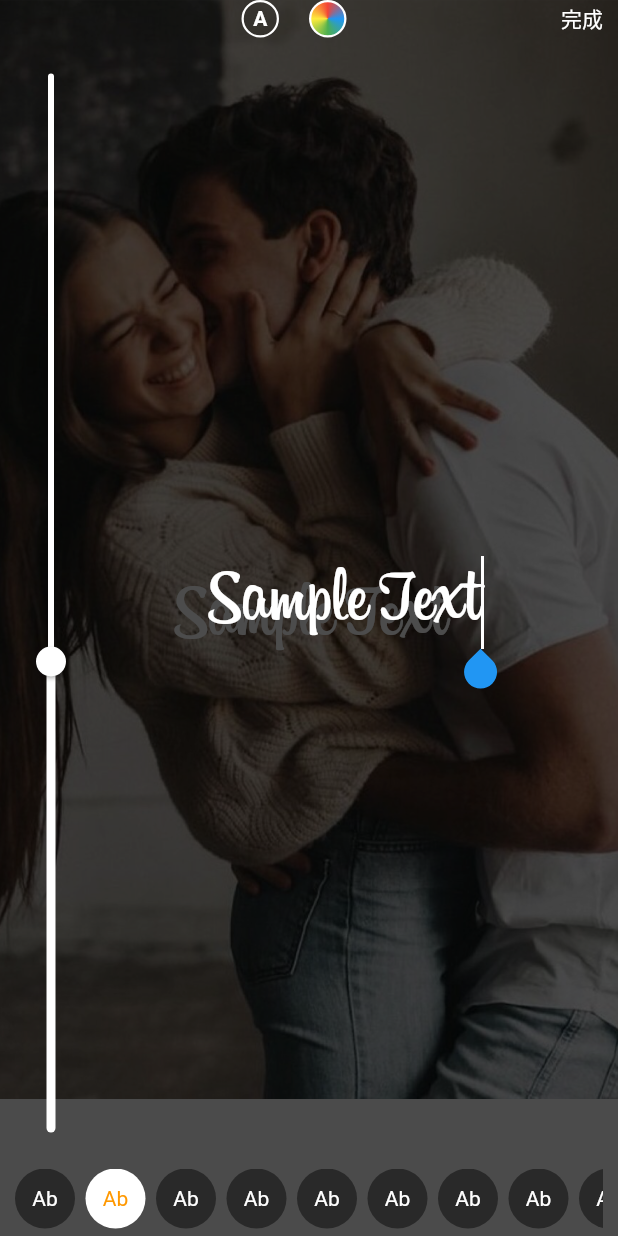
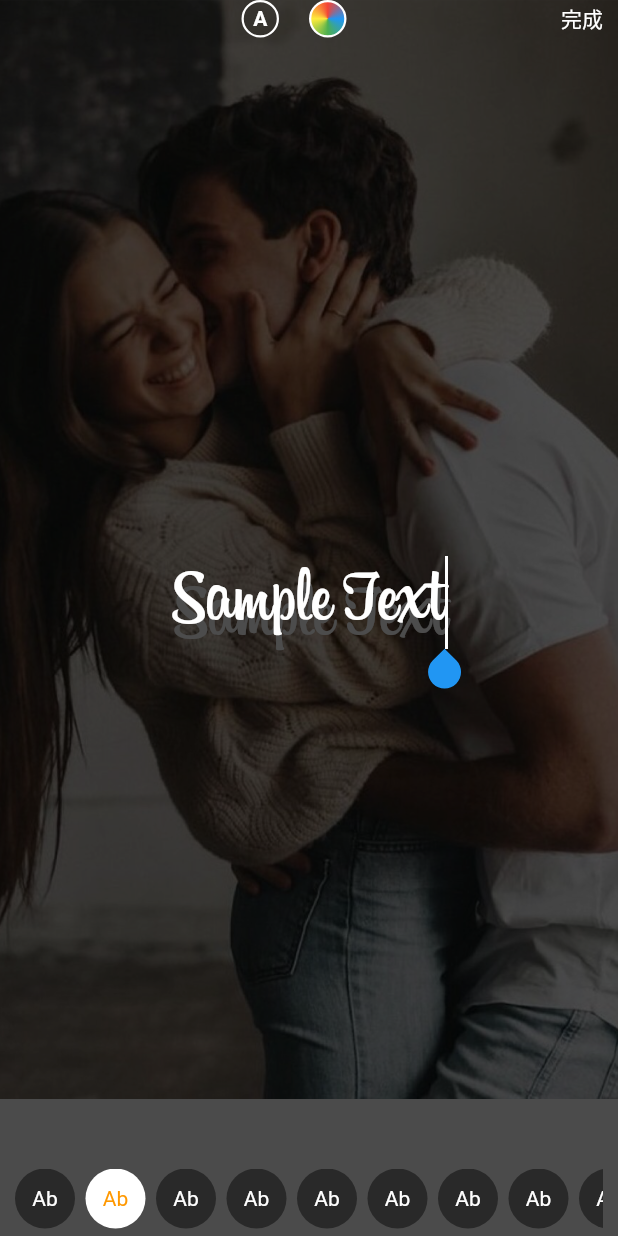
Before and after one commit to Mersheng/TextEdit, a Flutter app: the screen it shows after launch, after a tap on "Sample Text", on a phone screen of 412 x 824 dp. Run offline on Flutter 3.47's test engine with Material 2 defaults, Android fonts, the phone set to English and light mode, and no system bars.

Commit message:
隐藏内部放大

```diff
--- a/lib/text_editor.dart
+++ b/lib/text_editor.dart
@@ -178,10 +178,10 @@ class _TextEditorState extends State<TextEditor> {
             Expanded(
               child: Row(
                 children: [
-                  FontSize(
-                    minFontSize: widget.minFontSize!,
-                    maxFontSize: widget.maxFontSize!,
-                  ),
+                  // FontSize(
+                  //   minFontSize: widget.minFontSize!,
+                  //   maxFontSize: widget.maxFontSize!,
+                  // ),
                   Expanded(
                     child: Container(
                       child: Center(
```
